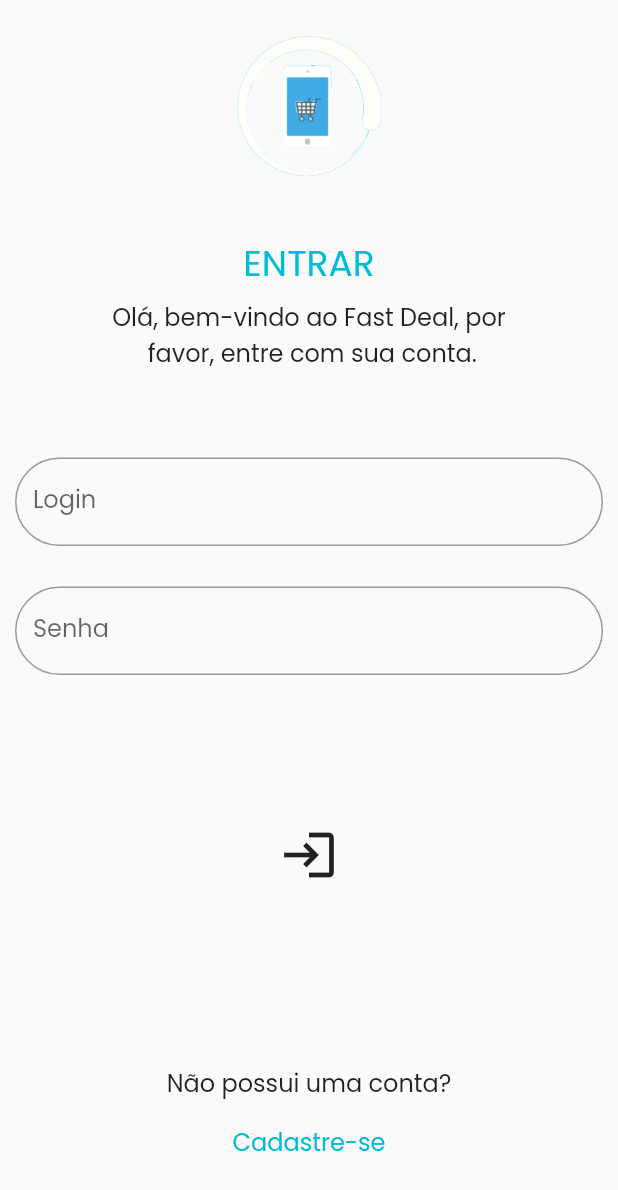
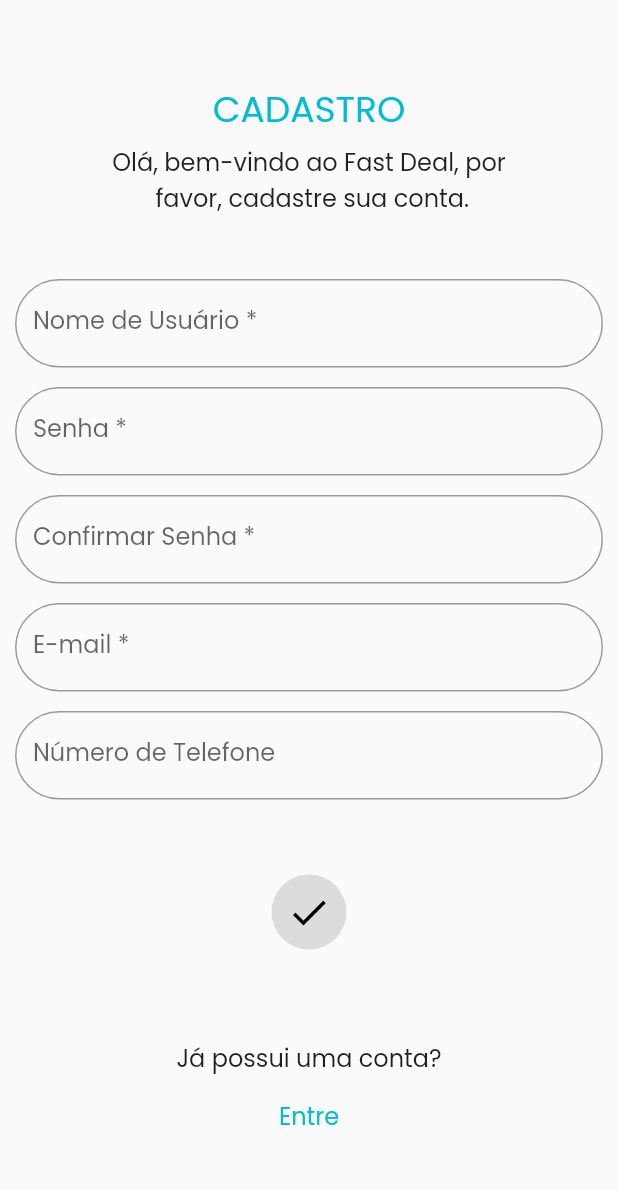
Before and after one commit to otavioalbucosta/FastDeal, a Flutter app: the screen it shows after launch, after a tap on "Cadastre-se", on a phone screen of 412 x 824 dp. Shown: the top 1190 px of the screen. Run offline on Flutter 3.47's test engine with Material 2 defaults, Android fonts, the phone set to English and light mode, and no system bars; our stand-ins replace google_fonts.

Commit message:
No loginpage.dart, eu adicionei a função ao onTap() do botão cadastre-se para mudar passar pra tela de cadastro. No registerpage.dart, criei a tela de cadastro, com o botão entre para voltar a tela de login.

```diff
--- a/fast_deal/lib/view/loginpage.dart
+++ b/fast_deal/lib/view/loginpage.dart
@@ -1,4 +1,5 @@
 import 'dart:ui';
+import 'package:fast_deal/view/registerpage.dart';
 import 'package:google_fonts/google_fonts.dart';
 import 'package:flutter/material.dart';
 
@@ -43,7 +44,7 @@ class LoginPage extends StatelessWidget {
               padding: EdgeInsets.only(
                   left: 10.0, right: 10.0, bottom: 27.0, top: 30.0),
               child: TextField(
-                textAlign: TextAlign.start,
+                textAlign: TextAlign.center,
                 decoration: InputDecoration(
                     labelText: "Login",
                     labelStyle: GoogleFonts.poppins(fontSize: 16.0),
@@ -77,7 +78,13 @@ class LoginPage extends StatelessWidget {
               ),
             ),
             GestureDetector(
-                onTap: () {},
+                onTap: () {
+                  Navigator.push(
+                    context,
+                    MaterialPageRoute(
+                        builder: (context) => const RegisterPage()),
+                  );
+                },
                 child: Padding(
                   padding: EdgeInsets.only(top: 10.0, bottom: 5.0),
                   child: Text(
--- a/fast_deal/lib/view/registerpage.dart
+++ b/fast_deal/lib/view/registerpage.dart
@@ -1,3 +1,128 @@
+import 'dart:ui';
+import 'package:flutter/cupertino.dart';
+import 'package:flutter/services.dart';
+import 'package:google_fonts/google_fonts.dart';
 import 'package:flutter/material.dart';
 
-void main() {}
+class RegisterPage extends StatelessWidget {
+  const RegisterPage({Key? key}) : super(key: key);
+
+  @override
+  Widget build(BuildContext context) {
+    double? width;
+    double? height;
+
+    return Scaffold(
+        body: SingleChildScrollView(
+      padding: EdgeInsets.only(top: 20.0, bottom: 15.0),
+      child: Column(
+          crossAxisAlignment: CrossAxisAlignment.stretch,
+          mainAxisAlignment: MainAxisAlignment.spaceEvenly,
+          children: [
+            Padding(
+              padding: EdgeInsets.only(top: 35.0, bottom: 5.0),
+              child: Text(
+                "CADASTRO",
+                textAlign: TextAlign.center,
+                style: GoogleFonts.poppins(
+                    textStyle: TextStyle(
+                  color: Colors.cyan,
+                  fontSize: 24.0,
+                )),
+              ),
+            ),
+            Padding(
+                padding: EdgeInsets.only(bottom: 28.0),
+                child: Text(
+                  "Olá, bem-vindo ao Fast Deal, por\n favor, cadastre sua conta.",
+                  textAlign: TextAlign.center,
+                  style: GoogleFonts.poppins(fontSize: 16.0),
+                )),
+            Padding(
+              padding: EdgeInsets.only(
+                  left: 10.0, right: 10.0, bottom: 13.0, top: 14.0),
+              child: buildTextField("Nome de Usuário *"),
+            ),
+            Padding(
+              padding: EdgeInsets.only(left: 10.0, right: 10.0, bottom: 13.0),
+              child: buildTextField("Senha *"),
+            ),
+            Padding(
+              padding: EdgeInsets.only(left: 10.0, right: 10.0, bottom: 13.0),
+              child: buildTextField("Confirmar Senha *"),
+            ),
+            Padding(
+              padding: EdgeInsets.only(left: 10.0, right: 10.0, bottom: 13.0),
+              child: buildTextField("E-mail *"),
+            ),
+            Padding(
+                padding: EdgeInsets.only(left: 10.0, right: 10.0, bottom: 50.0),
+                child: TextField(
+                  textAlign: TextAlign.start,
+                  decoration: InputDecoration(
+                      labelText: "Número de Telefone",
+                      labelStyle: GoogleFonts.poppins(fontSize: 16.0),
+                      border: OutlineInputBorder(
+                          borderRadius: BorderRadius.circular(30.0))),
+                  keyboardType: TextInputType.number,
+                )),
+            GestureDetector(
+              child: Center(
+                child: Ink(
+                  width: 50.0,
+                  height: 50.0,
+                  decoration: const ShapeDecoration(
+                    color: Colors.black12,
+                    shape: CircleBorder(),
+                  ),
+                  child: IconButton(
+                    icon: const Icon(Icons.done, size: 30.0),
+                    color: Colors.black,
+                    onPressed: () {},
+                  ),
+                ),
+              ),
+            ),
+            Padding(
+              padding: EdgeInsets.only(top: 60.0, bottom: 5.0),
+              child: Text(
+                "Já possui uma conta?",
+                textAlign: TextAlign.center,
+                style: GoogleFonts.poppins(
+                    textStyle: TextStyle(
+                  fontSize: 16.0,
+                )),
+              ),
+            ),
+            GestureDetector(
+                onTap: () {
+                  {
+                    Navigator.pop(context);
+                  }
+                },
+                child: Padding(
+                  padding: EdgeInsets.only(top: 10.0, bottom: 5.0),
+                  child: Text(
+                    "Entre",
+                    textAlign: TextAlign.center,
+                    style: GoogleFonts.poppins(
+                        textStyle: TextStyle(
+                      color: Colors.cyan,
+                      fontSize: 16.0,
+                    )),
+                  ),
+                ))
+          ]),
+    ));
+  }
+}
+
+Widget buildTextField(String label) {
+  return TextField(
+    textAlign: TextAlign.start,
+    decoration: InputDecoration(
+        labelText: label,
+        labelStyle: GoogleFonts.poppins(fontSize: 16.0),
+        border: OutlineInputBorder(borderRadius: BorderRadius.circular(30.0))),
+  );
+}
```
